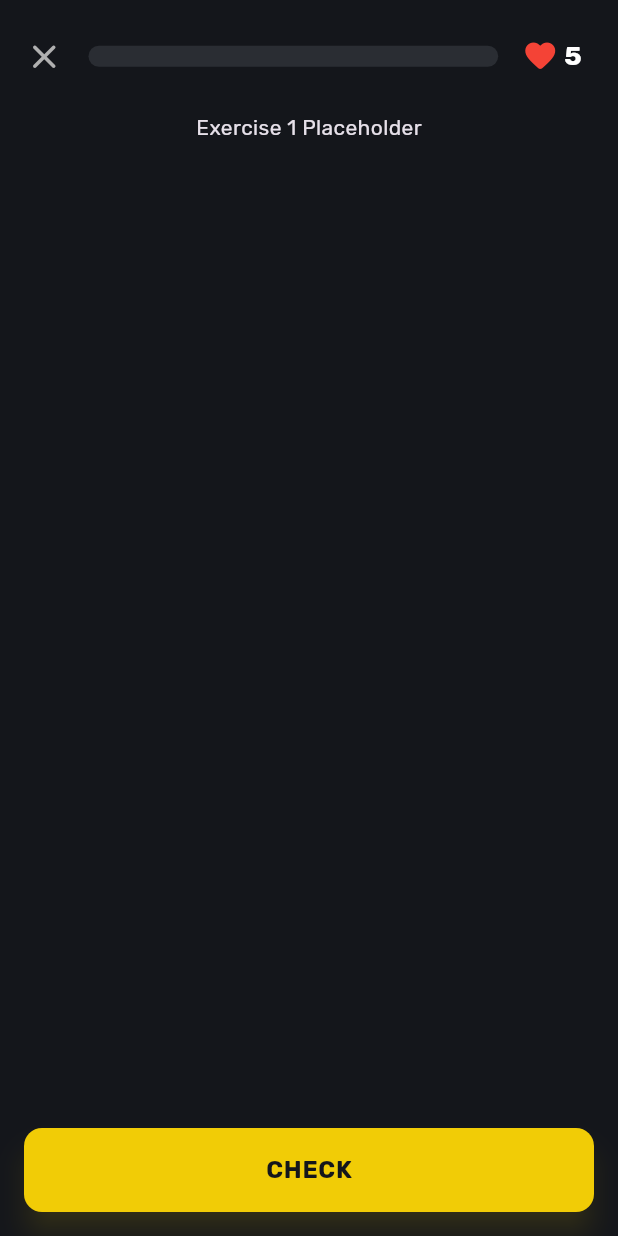
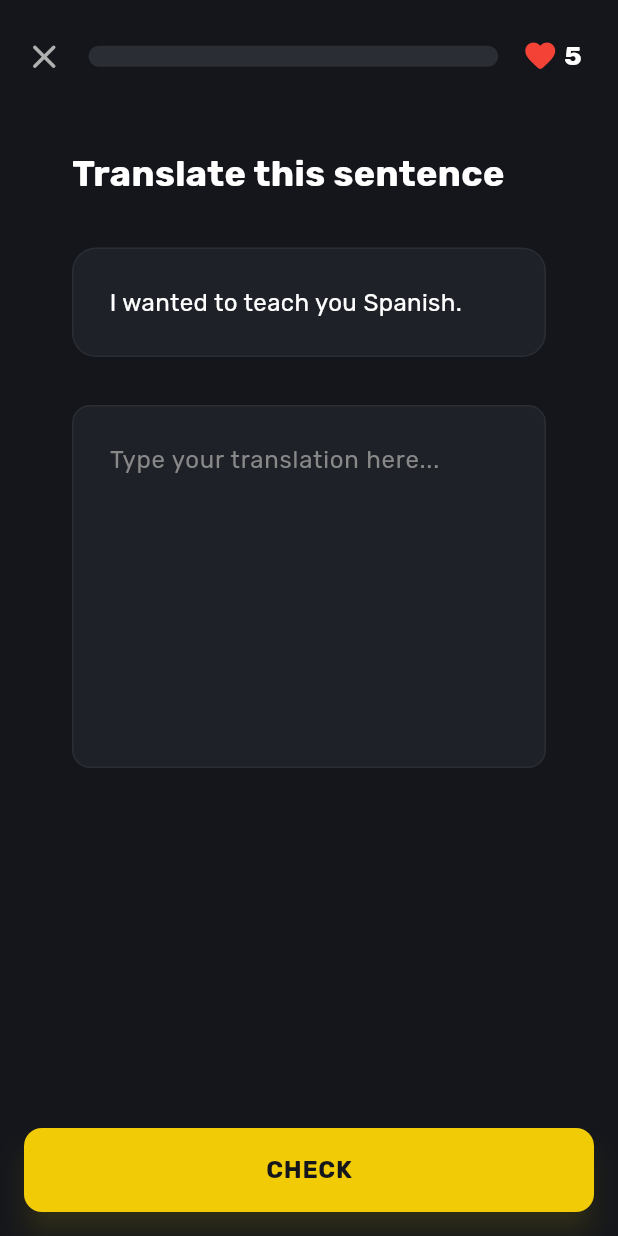
Before and after one commit to hadamard-2/lisan_app, a Flutter app: the screen it shows after launch, on a phone screen of 412 x 824 dp. Run offline on Flutter 3.47's test engine with Material 3 defaults, Android fonts, the phone set to English and light mode, and no system bars; our stand-ins replace google_fonts, material_symbols_icons.

Commit message:
feat: implement translation exercise widget

```diff
--- a/lib/main.dart
+++ b/lib/main.dart
@@ -3,14 +3,75 @@ import 'package:google_fonts/google_fonts.dart';
 
 import 'package:lisan_app/pages/exercise/lesson_template.dart';
 import 'package:lisan_app/pages/exercise/lesson_completion_page.dart';
+import 'package:lisan_app/pages/exercise/translation_exercise.dart';
 import 'package:lisan_app/root_screen.dart';
 
 void main() {
   runApp(MyApp());
 }
 
-class MyApp extends StatelessWidget {
+class MyApp extends StatefulWidget {
   const MyApp({super.key});
+
+  @override
+  State<MyApp> createState() => _MyAppState();
+}
+
+class _MyAppState extends State<MyApp> {
+  // Track answers for each exercise
+  Map<int, bool> exerciseAnswers = {};
+
+  // Exercise data
+  final List<Map<String, dynamic>> exerciseData = [
+    {
+      "id": "tr_001",
+      "type": "translation",
+      "subtype": "free_text",
+      "instruction": "Translate this sentence",
+      "data": {
+        "source_text": "I wanted to teach you Spanish.",
+        "source_lang": "en",
+        "target_lang": "fr",
+        "correct_answers": ["Je voulais t'apprendre l'espagnol."],
+      },
+    },
+    {
+      "id": "tr_002",
+      "type": "translation",
+      "subtype": "block_build",
+      "instruction": "Build the French translation from the blocks",
+      "data": {
+        "source_text": "They are different now.",
+        "source_lang": "en",
+        "target_lang": "fr",
+        "blocks": ["Ils", "sont", "différents", "maintenant"],
+        "correct_sequences": [
+          ["Ils", "sont", "différents", "maintenant"],
+        ],
+      },
+    },
+    {
+      "id": "tr_003",
+      "type": "translation",
+      "subtype": "block_build",
+      "instruction": "Arrange these words to form the correct translation",
+      "data": {
+        "source_text": "The cat is sleeping.",
+        "source_lang": "en",
+        "target_lang": "es",
+        "blocks": ["El", "gato", "está", "durmiendo"],
+        "correct_sequences": [
+          ["El", "gato", "está", "durmiendo"],
+        ],
+      },
+    },
+  ];
+
+  void _onAnswerChanged(int exerciseIndex, bool isCorrect) {
+    setState(() {
+      exerciseAnswers[exerciseIndex] = isCorrect;
+    });
+  }
 
   @override
   Widget build(BuildContext context) {
@@ -32,20 +93,81 @@ class MyApp extends StatelessWidget {
         splashColor: Colors.transparent,
         splashFactory: NoSplash.splashFactory,
       ),
+
+      // home: LessonTemplate(
+      //   exercises: [
+      //     Center(child: Text('Exercise 1 Placeholder')),
+      //     Center(child: Text('Exercise 2 Placeholder')),
+      //     Center(child: Text('Exercise 3 Placeholder')),
+      //   ],
+      //   onLessonCompletion: (context) => Navigator.push(
+      //     context,
+      //     MaterialPageRoute(builder: (context) => LessonCompletionPage()),
+      //   ),
+      //   validateAnswer: (index) => true,
+      //   getFeedbackMessage: (index) => 'Feedback for exercise $index',
+      //   getCorrectAnswer: (index) => 'Correct answer for exercise $index',
+      //   onExerciseRequeued: (exercise) => print('Exercise requeued: $exercise'),
+      // ),
       home: LessonTemplate(
-        exercises: [
-          Center(child: Text('Exercise 1 Placeholder')),
-          Center(child: Text('Exercise 2 Placeholder')),
-          Center(child: Text('Exercise 3 Placeholder')),
-        ],
+        exercises: exerciseData.asMap().entries.map((entry) {
+          final index = entry.key;
+          final exercise = entry.value;
+
+          return TranslationExercise(
+            exerciseData: exercise,
+            onAnswerChanged: (isCorrect) => _onAnswerChanged(index, isCorrect),
+          );
+        }).toList(),
+
         onLessonCompletion: (context) => Navigator.push(
           context,
           MaterialPageRoute(builder: (context) => LessonCompletionPage()),
         ),
-        validateAnswer: (index) => true,
-        getFeedbackMessage: (index) => 'Feedback for exercise $index',
-        getCorrectAnswer: (index) => 'Correct answer for exercise $index',
-        onExerciseRequeued: (exercise) => print('Exercise requeued: $exercise'),
+
+        validateAnswer: (index) {
+          // Return true if the exercise has been answered correctly
+          return exerciseAnswers[index] ?? false;
+        },
+
+        getFeedbackMessage: (index) {
+          final isCorrect = exerciseAnswers[index] ?? false;
+          final exercise = exerciseData[index];
+
+          if (isCorrect) {
+            return 'Excellent! Your translation is correct.';
+          } else {
+            if (exercise['subtype'] == 'block_build') {
+              return 'Try rearranging the blocks. Pay attention to word order.';
+            } else {
+              return 'Check your spelling and grammar. Try again!';
+            }
+          }
+        },
+
+        getCorrectAnswer: (index) {
+          final exercise = exerciseData[index];
+          final data = exercise['data'] as Map<String, dynamic>;
+
+          if (exercise['subtype'] == 'free_text') {
+            final correctAnswers = data['correct_answers'] as List<dynamic>;
+            return correctAnswers.first.toString();
+          } else {
+            final correctSequences = data['correct_sequences'] as List<dynamic>;
+            final correctSequence = correctSequences.first as List<dynamic>;
+            return correctSequence.join(' ');
+          }
+        },
+
+        onExerciseRequeued: (exercise) {
+          // Handle when an exercise is requeued (failed and needs to be tried again)
+          print('Exercise requeued for additional practice');
+
+          // Reset the answer for this exercise so user can try again
+          setState(() {
+            exerciseAnswers.remove(exercise);
+          });
+        },
       ),
     );
   }
--- a/lib/pages/exercise/lesson_template.dart
+++ b/lib/pages/exercise/lesson_template.dart
@@ -2,8 +2,6 @@ import 'package:flutter/material.dart';
 import 'package:lisan_app/design/theme.dart';
 
 enum ExerciseState { initial, checking, correct, incorrect }
-
-enum ExerciseType { translation, speaking, multipleChoice, readAndRespond }
 
 class LessonTemplate extends StatefulWidget {
   final List<Widget> exercises;
--- /dev/null
+++ b/lib/pages/exercise/translation_exercise.dart
@@ -0,0 +1,366 @@
+import 'package:flutter/material.dart';
+import 'package:lisan_app/design/theme.dart';
+
+class TranslationExercise extends StatefulWidget {
+  final Map<String, dynamic> exerciseData;
+  final Function(bool isCorrect) onAnswerChanged;
+
+  const TranslationExercise({
+    super.key,
+    required this.exerciseData,
+    required this.onAnswerChanged,
+  });
+
+  @override
+  State<TranslationExercise> createState() => _TranslationExerciseState();
+}
+
+class _TranslationExerciseState extends State<TranslationExercise> {
+  @override
+  Widget build(BuildContext context) {
+    final subtype = widget.exerciseData['subtype'] ?? 'free_text';
+    final instruction = widget.exerciseData['instruction'] ?? '';
+
+    return Container(
+      width: double.infinity,
+      padding: const EdgeInsets.all(DesignSpacing.lg),
+      child: Column(
+        crossAxisAlignment: CrossAxisAlignment.start,
+        children: [
+          // Instruction text
+          Text(
+            instruction,
+            style: const TextStyle(
+              color: DesignColors.textPrimary,
+              fontSize: 24,
+              fontWeight: FontWeight.bold,
+            ),
+          ),
+          const SizedBox(height: DesignSpacing.xl),
+
+          // Render appropriate subtype
+          if (subtype == 'block_build')
+            BlockBuildWidget(
+              exerciseData: widget.exerciseData,
+              onAnswerChanged: widget.onAnswerChanged,
+            )
+          else
+            FreeTextWidget(
+              exerciseData: widget.exerciseData,
+              onAnswerChanged: widget.onAnswerChanged,
+            ),
+        ],
+      ),
+    );
+  }
+}
+
+class BlockBuildWidget extends StatefulWidget {
+  final Map<String, dynamic> exerciseData;
+  final Function(bool isCorrect) onAnswerChanged;
+
+  const BlockBuildWidget({
+    Key? key,
+    required this.exerciseData,
+    required this.onAnswerChanged,
+  }) : super(key: key);
+
+  @override
+  State<BlockBuildWidget> createState() => _BlockBuildWidgetState();
+}
+
+class _BlockBuildWidgetState extends State<BlockBuildWidget> with TickerProviderStateMixin {
+  List<String> selectedBlocks = [];
+  List<String> availableBlocks = [];
+  late AnimationController _animationController;
+
+  @override
+  void initState() {
+    super.initState();
+    final data = widget.exerciseData['data'] as Map<String, dynamic>;
+    availableBlocks = List<String>.from(data['blocks'] ?? []);
+    _animationController = AnimationController(
+      duration: const Duration(milliseconds: 300),
+      vsync: this,
+    );
+  }
+
+  @override
+  void dispose() {
+    _animationController.dispose();
+    super.dispose();
+  }
+
+  void _selectBlock(String block) {
+    setState(() {
+      selectedBlocks.add(block);
+      availableBlocks.remove(block);
+    });
+    _animationController.forward().then((_) => _animationController.reset());
+    _validateAnswer();
+  }
+
+  void _deselectBlock(String block, int index) {
+    setState(() {
+      selectedBlocks.removeAt(index);
+      availableBlocks.add(block);
+    });
+    _validateAnswer();
+  }
+
+  void _validateAnswer() {
+    final data = widget.exerciseData['data'] as Map<String, dynamic>;
+    final correctSequences = data['correct_sequences'] as List<dynamic>?;
+
+    if (correctSequences != null && selectedBlocks.length > 0) {
+      final isCorrect = correctSequences.any((sequence) {
+        final correctSeq = List<String>.from(sequence);
+        return _listEquals(selectedBlocks, correctSeq);
+      });
+
+      if (selectedBlocks.length == (data['blocks'] as List).length) {
+        widget.onAnswerChanged(isCorrect);
+      }
+    }
+  }
+
+  bool _listEquals(List<String> a, List<String> b) {
+    if (a.length != b.length) return false;
+    for (int i = 0; i < a.length; i++) {
+      if (a[i] != b[i]) return false;
+    }
+    return true;
+  }
+
+  @override
+  Widget build(BuildContext context) {
+    final data = widget.exerciseData['data'] as Map<String, dynamic>;
+    final sourceText = data['source_text'] ?? '';
+
+    return Column(
+      crossAxisAlignment: CrossAxisAlignment.start,
+      children: [
+        // Source text bubble
+        Container(
+          width: double.infinity,
+          padding: const EdgeInsets.all(DesignSpacing.lg),
+          decoration: BoxDecoration(
+            color: DesignColors.backgroundCard,
+            borderRadius: BorderRadius.circular(16),
+            border: Border.all(color: DesignColors.backgroundBorder),
+          ),
+          child: Row(
+            children: [
+              const Icon(
+                Icons.volume_up,
+                color: DesignColors.primary,
+                size: 20,
+              ),
+              const SizedBox(width: DesignSpacing.sm),
+              Expanded(
+                child: Text(
+                  sourceText,
+                  style: const TextStyle(
+                    color: DesignColors.textPrimary,
+                    fontSize: 16,
+                  ),
+                ),
+              ),
+            ],
+          ),
+        ),
+        const SizedBox(height: DesignSpacing.xl),
+
+        // Selected blocks area
+        Container(
+          width: double.infinity,
+          constraints: const BoxConstraints(minHeight: 80),
+          padding: const EdgeInsets.all(DesignSpacing.md),
+          decoration: BoxDecoration(
+            color: DesignColors.backgroundCard,
+            borderRadius: BorderRadius.circular(12),
+            border: Border.all(color: DesignColors.backgroundBorder),
+          ),
+          child: selectedBlocks.isEmpty
+              ? const Center(
+                  child: Text(
+                    'Tap blocks below to build your translation',
+                    style: TextStyle(
+                      color: DesignColors.textTertiary,
+                      fontSize: 14,
+                    ),
+                  ),
+                )
+              : Wrap(
+                  spacing: DesignSpacing.sm,
+                  runSpacing: DesignSpacing.sm,
+                  children: selectedBlocks.asMap().entries.map((entry) {
+                    final index = entry.key;
+                    final block = entry.value;
+                    return AnimatedScale(
+                      scale: 1.0,
+                      duration: const Duration(milliseconds: 200),
+                      child: GestureDetector(
+                        onTap: () => _deselectBlock(block, index),
+                        child: Container(
+                          padding: const EdgeInsets.symmetric(
+                            horizontal: DesignSpacing.md,
+                            vertical: DesignSpacing.sm,
+                          ),
+                          decoration: BoxDecoration(
+                            color: DesignColors.primary,
+                            borderRadius: BorderRadius.circular(8),
+                          ),
+                          child: Text(
+                            block,
+                            style: const TextStyle(
+                              color: DesignColors.backgroundDark,
+                              fontSize: 16,
+                              fontWeight: FontWeight.w500,
+                            ),
+                          ),
+                        ),
+                      ),
+                    );
+                  }).toList(),
+                ),
+        ),
+        const SizedBox(height: DesignSpacing.xl),
+
+        // Available blocks
+        Wrap(
+          spacing: DesignSpacing.sm,
+          runSpacing: DesignSpacing.sm,
+          children: availableBlocks.map((block) {
+            return AnimatedScale(
+              scale: 1.0,
+              duration: const Duration(milliseconds: 200),
+              child: GestureDetector(
+                onTap: () => _selectBlock(block),
+                child: Container(
+                  padding: const EdgeInsets.symmetric(
+                    horizontal: DesignSpacing.md,
+                    vertical: DesignSpacing.sm,
+                  ),
+                  decoration: BoxDecoration(
+                    color: Colors.transparent,
+                    borderRadius: BorderRadius.circular(8),
+                    border: Border.all(color: DesignColors.backgroundBorder),
+                  ),
+                  child: Text(
+                    block,
+                    style: const TextStyle(
+                      color: DesignColors.textPrimary,
+                      fontSize: 16,
+                    ),
+                  ),
+                ),
+              ),
+            );
+          }).toList(),
+        ),
+      ],
+    );
+  }
+}
+
+class FreeTextWidget extends StatefulWidget {
+  final Map<String, dynamic> exerciseData;
+  final Function(bool isCorrect) onAnswerChanged;
+
+  const FreeTextWidget({
+    Key? key,
+    required this.exerciseData,
+    required this.onAnswerChanged,
+  }) : super(key: key);
+
+  @override
+  State<FreeTextWidget> createState() => _FreeTextWidgetState();
+}
+
+class _FreeTextWidgetState extends State<FreeTextWidget> {
+  final TextEditingController _controller = TextEditingController();
+
+  @override
+  void initState() {
+    super.initState();
+    _controller.addListener(_validateAnswer);
+  }
+
+  @override
+  void dispose() {
+    _controller.dispose();
+    super.dispose();
+  }
+
+  void _validateAnswer() {
+    final data = widget.exerciseData['data'] as Map<String, dynamic>;
+    final correctAnswers = List<String>.from(data['correct_answers'] ?? []);
+    final userInput = _controller.text.trim();
+
+    final isCorrect = correctAnswers.any((answer) =>
+      answer.toLowerCase() == userInput.toLowerCase()
+    );
+
+    if (userInput.isNotEmpty) {
+      widget.onAnswerChanged(isCorrect);
+    }
+  }
+
+  @override
+  Widget build(BuildContext context) {
+    final data = widget.exerciseData['data'] as Map<String, dynamic>;
+    final sourceText = data['source_text'] ?? '';
+
+    return Column(
+      crossAxisAlignment: CrossAxisAlignment.start,
+      children: [
+        // Source text bubble
+        Container(
+          width: double.infinity,
+          padding: const EdgeInsets.all(DesignSpacing.lg),
+          decoration: BoxDecoration(
+            color: DesignColors.backgroundCard,
+            borderRadius: BorderRadius.circular(16),
+            border: Border.all(color: DesignColors.backgroundBorder),
+          ),
+          child: Text(
+            sourceText,
+            style: const TextStyle(
+              color: DesignColors.textPrimary,
+              fontSize: 16,
+            ),
+          ),
+        ),
+        const SizedBox(height: DesignSpacing.xl),
+
+        // Text input area
+        Container(
+          width: double.infinity,
+          decoration: BoxDecoration(
+            color: DesignColors.backgroundCard,
+            borderRadius: BorderRadius.circular(12),
+            border: Border.all(color: DesignColors.backgroundBorder),
+          ),
+          child: TextField(
+            controller: _controller,
+            maxLines: 8,
+            style: const TextStyle(
+              color: DesignColors.textPrimary,
+              fontSize: 16,
+            ),
+            decoration: const InputDecoration(
+              hintText: 'Type your translation here...',
+              hintStyle: TextStyle(
+                color: DesignColors.textTertiary,
+                fontSize: 16,
+              ),
+              border: InputBorder.none,
+              contentPadding: EdgeInsets.all(DesignSpacing.lg),
+            ),
+          ),
+        ),
+      ],
+    );
+  }
+}
```
Also changed, not shown: 1 other file.
